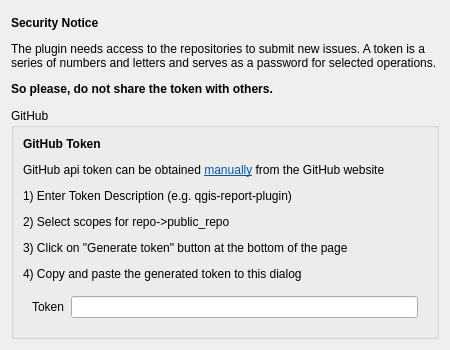
Qt form ui/conf_widget.ui (lutraconsulting/qgis-report-plugin) before a commit.
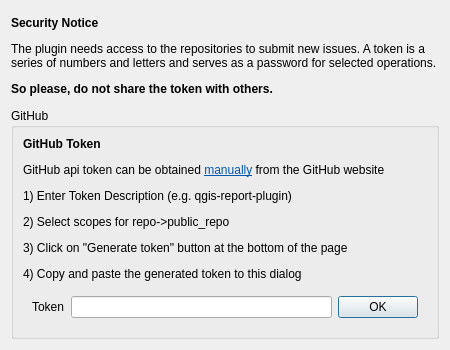
The same form after that commit. Icons and pictures are not drawn.

Diff of the .ui file:
```diff
--- a/ui/conf_widget.ui
+++ b/ui/conf_widget.ui
@@ -82,6 +82,13 @@
            </property>
           </widget>
          </item>
+         <item>
+          <widget class="QPushButton" name="GitOkButton">
+           <property name="text">
+            <string>OK</string>
+           </property>
+          </widget>
+         </item>
         </layout>
        </widget>
       </item>
```
